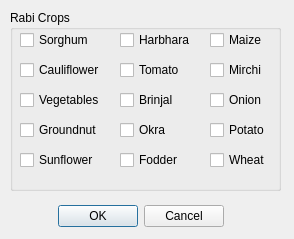
sudhanshudeshmukh/kharf_model_multicrop, file rabi_crops_selection_dialog.ui: the form before one commit.
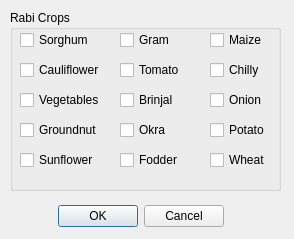
The form after the commit.

Patch:
```diff
--- a/rabi_crops_selection_dialog.ui
+++ b/rabi_crops_selection_dialog.ui
@@ -67,7 +67,7 @@
      </rect>
     </property>
     <property name="text">
-     <string>Harbhara</string>
+     <string>Gram</string>
     </property>
    </widget>
    <widget class="QCheckBox" name="rabi_maize">
@@ -119,7 +119,7 @@
      </rect>
     </property>
     <property name="text">
-     <string>Mirchi</string>
+     <string>Chilly</string>
     </property>
    </widget>
    <widget class="QCheckBox" name="rabi_brinjal">
```
Left out of the diff: 4 changed lines with no effect on the pictures.
